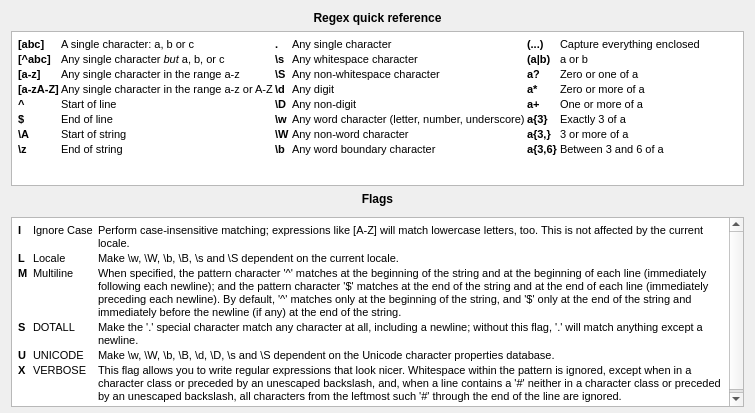
blurstudio/PrEditor, file blurdev/gui/widgets/pyularwidget/ui/regexrefdialog.ui: the form before one commit.
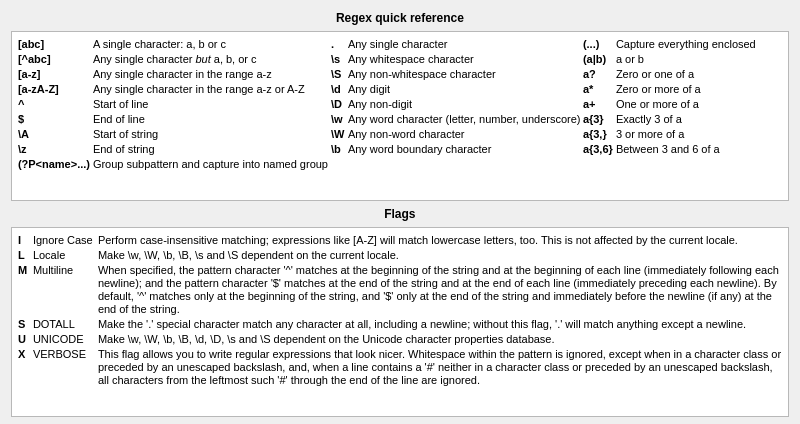
The form after the commit.

Commit message: Fixed some layout problems and added documentation for group naming.

```diff
--- a/blurdev/gui/widgets/pyularwidget/ui/regexrefdialog.ui
+++ b/blurdev/gui/widgets/pyularwidget/ui/regexrefdialog.ui
@@ -6,26 +6,26 @@
    <rect>
     <x>0</x>
     <y>0</y>
-    <width>755</width>
-    <height>407</height>
+    <width>800</width>
+    <height>424</height>
    </rect>
   </property>
   <property name="sizePolicy">
-   <sizepolicy hsizetype="Fixed" vsizetype="Maximum">
+   <sizepolicy hsizetype="Fixed" vsizetype="Fixed">
     <horstretch>0</horstretch>
     <verstretch>0</verstretch>
    </sizepolicy>
   </property>
   <property name="minimumSize">
    <size>
-    <width>755</width>
-    <height>0</height>
+    <width>800</width>
+    <height>424</height>
    </size>
   </property>
   <property name="maximumSize">
    <size>
-    <width>755</width>
-    <height>407</height>
+    <width>800</width>
+    <height>424</height>
    </size>
   </property>
   <property name="windowTitle">
@@ -59,13 +59,13 @@
      <property name="minimumSize">
       <size>
        <width>0</width>
-       <height>155</height>
+       <height>170</height>
       </size>
      </property>
      <property name="maximumSize">
       <size>
        <width>16777215</width>
-       <height>155</height>
+       <height>170</height>
       </size>
      </property>
      <property name="readOnly">
@@ -180,7 +180,16 @@
 &lt;td&gt;
 &lt;p style=&quot; margin-top:0px; margin-bottom:0px; margin-left:0px; margin-right:0px; -qt-block-indent:0; text-indent:0px;&quot;&gt;&lt;span style=&quot; font-family:'Courier New,courier'; font-size:8pt; font-weight:600;&quot;&gt;a{3,6}&lt;/span&gt;&lt;/p&gt;&lt;/td&gt;
 &lt;td&gt;
-&lt;p style=&quot; margin-top:0px; margin-bottom:0px; margin-left:0px; margin-right:0px; -qt-block-indent:0; text-indent:0px;&quot;&gt;&lt;span style=&quot; font-size:8pt;&quot;&gt;Between 3 and 6 of a&lt;/span&gt;&lt;/p&gt;&lt;/td&gt;&lt;/tr&gt;&lt;/table&gt;&lt;/body&gt;&lt;/html&gt;</string>
+&lt;p style=&quot; margin-top:0px; margin-bottom:0px; margin-left:0px; margin-right:0px; -qt-block-indent:0; text-indent:0px;&quot;&gt;&lt;span style=&quot; font-size:8pt;&quot;&gt;Between 3 and 6 of a&lt;/span&gt;&lt;/p&gt;&lt;/td&gt;&lt;/tr&gt;
+&lt;tr&gt;
+&lt;td&gt;
+&lt;p style=&quot; margin-top:0px; margin-bottom:0px; margin-left:0px; margin-right:0px; -qt-block-indent:0; text-indent:0px;&quot;&gt;&lt;span style=&quot; font-family:'Courier New,courier'; font-size:8pt; font-weight:600;&quot;&gt;(?P&amp;lt;name&amp;gt;...)&lt;/span&gt;&lt;/p&gt;&lt;/td&gt;
+&lt;td&gt;
+&lt;p style=&quot; margin-top:0px; margin-bottom:0px; margin-left:0px; margin-right:0px; -qt-block-indent:0; text-indent:0px;&quot;&gt;&lt;span style=&quot; font-size:8pt;&quot;&gt;Group subpattern and capture into named group&lt;/span&gt;&lt;/p&gt;&lt;/td&gt;
+&lt;td&gt;&lt;/td&gt;
+&lt;td&gt;&lt;/td&gt;
+&lt;td&gt;&lt;/td&gt;
+&lt;td&gt;&lt;/td&gt;&lt;/tr&gt;&lt;/table&gt;&lt;/body&gt;&lt;/html&gt;</string>
      </property>
     </widget>
    </item>
@@ -217,7 +226,7 @@
      <property name="maximumSize">
       <size>
        <width>16777215</width>
-       <height>180</height>
+       <height>190</height>
       </size>
      </property>
      <property name="readOnly">
```
The commit also changes 2 other files.
